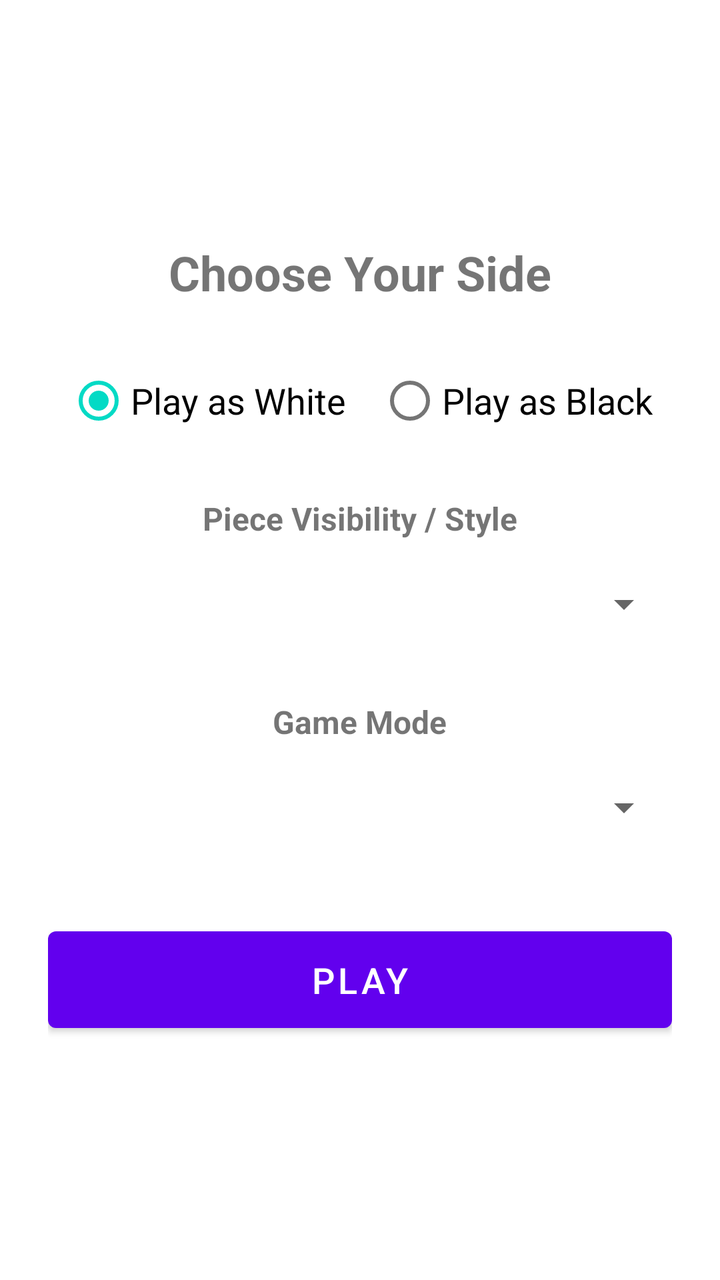
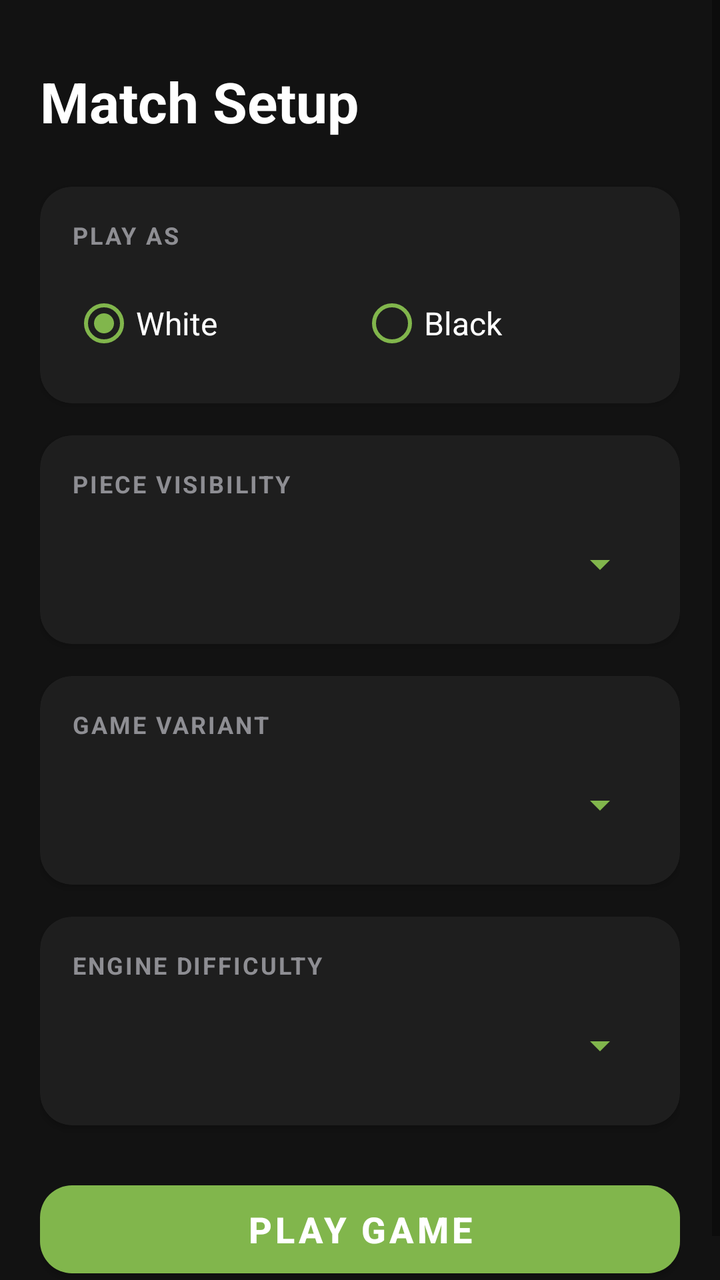

The first picture is an Android layout as it rendered before a commit; the second is the same layout after the commit. The layout source and the unified diff follow.
<!-- AndroidManifest.xml: application theme Theme.BlindfoldChess -->
<!-- res/layout/fragment_game_setup.xml -->
<?xml version="1.0" encoding="utf-8"?>

<LinearLayout xmlns:android="http://schemas.android.com/apk/res/android"
    android:layout_width="match_parent"
    android:layout_height="match_parent"
    android:gravity="center"
    android:orientation="vertical"
    android:padding="24dp">

    <TextView
        android:layout_width="wrap_content"
        android:layout_height="wrap_content"
        android:text="Choose Your Side"
        android:textSize="24sp"
        android:textStyle="bold"
        android:layout_marginBottom="24dp"/>

    <RadioGroup
        android:id="@+id/sideRadioGroup"
        android:layout_width="wrap_content"
        android:layout_height="wrap_content"
        android:orientation="horizontal"
        android:layout_marginBottom="24dp">

        <RadioButton
            android:id="@+id/radioWhite"
            android:layout_width="wrap_content"
            android:layout_height="wrap_content"
            android:text="Play as White"
            android:textSize="18sp"
            android:checked="true"
            android:paddingEnd="16dp"/>

        <RadioButton
            android:id="@+id/radioBlack"
            android:layout_width="wrap_content"
            android:layout_height="wrap_content"
            android:text="Play as Black"
            android:textSize="18sp"/>
    </RadioGroup>

    <TextView
        android:layout_width="wrap_content"
        android:layout_height="wrap_content"
        android:text="Piece Visibility / Style"
        android:textSize="16sp"
        android:textStyle="bold"
        android:layout_marginBottom="8dp"/>

    <Spinner
        android:id="@+id/pieceStyleSpinner"
        android:layout_width="match_parent"
        android:layout_height="wrap_content"
        android:minHeight="48dp"
        android:layout_marginBottom="24dp"/>

    <TextView
        android:layout_width="wrap_content"
        android:layout_height="wrap_content"
        android:text="Game Mode"
        android:textSize="16sp"
        android:textStyle="bold"
        android:layout_marginBottom="8dp"/>

    <Spinner
        android:id="@+id/gameModeSpinner"
        android:layout_width="match_parent"
        android:layout_height="wrap_content"
        android:minHeight="48dp"
        android:layout_marginBottom="32dp"/>

    <Button
        android:id="@+id/btnStartGame"
        android:layout_width="match_parent"
        android:layout_height="wrap_content"
        android:text="Play"
        android:textSize="18sp"
        android:padding="12dp"/>

</LinearLayout>
<!-- resources referenced by this layout -->
<resources>
  <style name="Theme.BlindfoldChess" parent="Theme.MaterialComponents.DayNight.NoActionBar">
          
          <item name="colorPrimary">@color/purple_500</item>
          <item name="colorPrimaryVariant">@color/purple_700</item>
          <item name="colorOnPrimary">@color/white</item>
          
          <item name="colorSecondary">@color/teal_200</item>
          <item name="colorSecondaryVariant">@color/teal_700</item>
          <item name="colorOnSecondary">@color/black</item>
          
          <item name="android:statusBarColor">?attr/colorPrimaryVariant</item>
          
      </style>
  <color name="purple_500">#FF6200EE</color>
  <color name="purple_700">#FF3700B3</color>
  <color name="white">#FFFFFFFF</color>
  <color name="teal_200">#FF03DAC5</color>
  <color name="teal_700">#FF018786</color>
  <color name="black">#FF000000</color>
</resources>

<!-- the commit's change to res/layout/fragment_game_setup.xml (unified diff, before → after) -->
@@ -1,80 +1,199 @@
 <?xml version="1.0" encoding="utf-8"?>
 
-<LinearLayout xmlns:android="http://schemas.android.com/apk/res/android"
+<ScrollView xmlns:android="http://schemas.android.com/apk/res/android"
+    xmlns:app="http://schemas.android.com/apk/res-auto"
     android:layout_width="match_parent"
     android:layout_height="match_parent"
-    android:gravity="center"
-    android:orientation="vertical"
-    android:padding="24dp">
+    android:fillViewport="true"
+    android:background="#121212">
 
-    <TextView
-        android:layout_width="wrap_content"
+    <LinearLayout
+        android:layout_width="match_parent"
         android:layout_height="wrap_content"
-        android:text="Choose Your Side"
-        android:textSize="24sp"
-        android:textStyle="bold"
-        android:layout_marginBottom="24dp"/>
+        android:orientation="vertical"
+        android:padding="20dp">
 
-    <RadioGroup
-        android:id="@+id/sideRadioGroup"
-        android:layout_width="wrap_content"
-        android:layout_height="wrap_content"
-        android:orientation="horizontal"
-        android:layout_marginBottom="24dp">
-
-        <RadioButton
-            android:id="@+id/radioWhite"
+        
+        <TextView
+            android:id="@+id/txtHeader"
             android:layout_width="wrap_content"
             android:layout_height="wrap_content"
-            android:text="Play as White"
+            android:text="Match Setup"
+            android:textColor="#FFFFFF"
+            android:textSize="28sp"
+            android:textStyle="bold"
+            android:layout_marginTop="12dp"
+            android:layout_marginBottom="24dp" />
+
+        
+        <com.google.android.material.card.MaterialCardView
+            android:layout_width="match_parent"
+            android:layout_height="wrap_content"
+            android:layout_marginBottom="16dp"
+            app:cardBackgroundColor="#1E1E1E"
+            app:cardCornerRadius="16dp"
+            app:cardElevation="2dp"
+            app:strokeWidth="0dp">
+
+            <LinearLayout
+                android:layout_width="match_parent"
+                android:layout_height="wrap_content"
+                android:orientation="vertical"
+                android:padding="16dp">
+
+                <TextView
+                    android:layout_width="wrap_content"
+                    android:layout_height="wrap_content"
+                    android:text="PLAY AS"
+                    android:textColor="#8E8E93"
+                    android:textSize="12sp"
+                    android:textStyle="bold"
+                    android:letterSpacing="0.08"
+                    android:layout_marginBottom="12dp" />
+
+                <RadioGroup
+                    android:id="@+id/sideRadioGroup"
+                    android:layout_width="match_parent"
+                    android:layout_height="wrap_content"
+                    android:orientation="horizontal">
+
+                    <RadioButton
+                        android:id="@+id/radioWhite"
+                        android:layout_width="0dp"
+                        android:layout_height="48dp"
+                        android:layout_weight="1"
+                        android:text="White"
+                        android:textColor="#FFFFFF"
+                        android:buttonTint="#81B64C"
+                        android:checked="true"
+                        android:textSize="16sp" />
+
+                    <RadioButton
+                        android:id="@+id/radioBlack"
+                        android:layout_width="0dp"
+                        android:layout_height="48dp"
+                        android:layout_weight="1"
+                        android:text="Black"
+                        android:textColor="#FFFFFF"
+                        android:buttonTint="#81B64C"
+                        android:textSize="16sp" />
+                </RadioGroup>
+            </LinearLayout>
+        </com.google.android.material.card.MaterialCardView>
+
+        
+        <com.google.android.material.card.MaterialCardView
+            android:layout_width="match_parent"
+            android:layout_height="wrap_content"
+            android:layout_marginBottom="16dp"
+            app:cardBackgroundColor="#1E1E1E"
+            app:cardCornerRadius="16dp"
+            app:cardElevation="2dp"
+            app:strokeWidth="0dp">
+
+            <LinearLayout
+                android:layout_width="match_parent"
+                android:layout_height="wrap_content"
+                android:orientation="vertical"
+                android:padding="16dp">
+
+                <TextView
+                    android:layout_width="wrap_content"
+                    android:layout_height="wrap_content"
+                    android:text="PIECE VISIBILITY"
+                    android:textColor="#8E8E93"
+                    android:textSize="12sp"
+                    android:textStyle="bold"
+                    android:letterSpacing="0.08"
+                    android:layout_marginBottom="8dp" />
+
+                <Spinner
+                    android:id="@+id/pieceStyleSpinner"
+                    android:layout_width="match_parent"
+                    android:layout_height="48dp"
+                    android:backgroundTint="#81B64C" />
+            </LinearLayout>
+        </com.google.android.material.card.MaterialCardView>
+
+        
+        <com.google.android.material.card.MaterialCardView
+            android:layout_width="match_parent"
+            android:layout_height="wrap_content"
+            android:layout_marginBottom="16dp"
+            app:cardBackgroundColor="#1E1E1E"
+            app:cardCornerRadius="16dp"
+            app:cardElevation="2dp"
+            app:strokeWidth="0dp">
+
+            <LinearLayout
+                android:layout_width="match_parent"
+                android:layout_height="wrap_content"
+                android:orientation="vertical"
+                android:padding="16dp">
+
+                <TextView
+                    android:layout_width="wrap_content"
+                    android:layout_height="wrap_content"
+                    android:text="GAME VARIANT"
+                    android:textColor="#8E8E93"
+                    android:textSize="12sp"
+                    android:textStyle="bold"
+                    android:letterSpacing="0.08"
+                    android:layout_marginBottom="8dp" />
+
+                <Spinner
+                    android:id="@+id/gameModeSpinner"
+                    android:layout_width="match_parent"
+                    android:layout_height="48dp"
+                    android:backgroundTint="#81B64C" />
+            </LinearLayout>
+        </com.google.android.material.card.MaterialCardView>
+
+        
+        <com.google.android.material.card.MaterialCardView
+            android:layout_width="match_parent"
+            android:layout_height="wrap_content"
+            android:layout_marginBottom="24dp"
+            app:cardBackgroundColor="#1E1E1E"
+            app:cardCornerRadius="16dp"
+            app:cardElevation="2dp"
+            app:strokeWidth="0dp">
+
+            <LinearLayout
+                android:layout_width="match_parent"
+                android:layout_height="wrap_content"
+                android:orientation="vertical"
+                android:padding="16dp">
+
+                <TextView
+                    android:layout_width="wrap_content"
+                    android:layout_height="wrap_content"
+                    android:text="ENGINE DIFFICULTY"
+                    android:textColor="#8E8E93"
+                    android:textSize="12sp"
+                    android:textStyle="bold"
+                    android:letterSpacing="0.08"
+                    android:layout_marginBottom="8dp" />
+
+                <Spinner
+                    android:id="@+id/difficultySpinner"
+                    android:layout_width="match_parent"
+                    android:layout_height="48dp"
+                    android:backgroundTint="#81B64C" />
+            </LinearLayout>
+        </com.google.android.material.card.MaterialCardView>
+
+        
+        <com.google.android.material.button.MaterialButton
+            android:id="@+id/btnStartGame"
+            android:layout_width="match_parent"
+            android:layout_height="56dp"
+            android:text="Play Game"
+            android:textColor="#FFFFFF"
             android:textSize="18sp"
-            android:checked="true"
-            android:paddingEnd="16dp"/>
+            android:textStyle="bold"
+            app:backgroundTint="#81B64C"
+            app:cornerRadius="16dp" />
 
-        <RadioButton
-            android:id="@+id/radioBlack"
-            android:layout_width="wrap_content"
-            android:layout_height="wrap_content"
-            android:text="Play as Black"
-            android:textSize="18sp"/>
-    </RadioGroup>
-
-    <TextView
-        android:layout_width="wrap_content"
-        android:layout_height="wrap_content"
-        android:text="Piece Visibility / Style"
-        android:textSize="16sp"
-        android:textStyle="bold"
-        android:layout_marginBottom="8dp"/>
-
-    <Spinner
-        android:id="@+id/pieceStyleSpinner"
-        android:layout_width="match_parent"
-        android:layout_height="wrap_content"
-        android:minHeight="48dp"
-        android:layout_marginBottom="24dp"/>
-
-    <TextView
-        android:layout_width="wrap_content"
-        android:layout_height="wrap_content"
-        android:text="Game Mode"
-        android:textSize="16sp"
-        android:textStyle="bold"
-        android:layout_marginBottom="8dp"/>
-
-    <Spinner
-        android:id="@+id/gameModeSpinner"
-        android:layout_width="match_parent"
-        android:layout_height="wrap_content"
-        android:minHeight="48dp"
-        android:layout_marginBottom="32dp"/>
-
-    <Button
-        android:id="@+id/btnStartGame"
-        android:layout_width="match_parent"
-        android:layout_height="wrap_content"
-        android:text="Play"
-        android:textSize="18sp"
-        android:padding="12dp"/>
-
-</LinearLayout>
+    </LinearLayout>
+</ScrollView>
